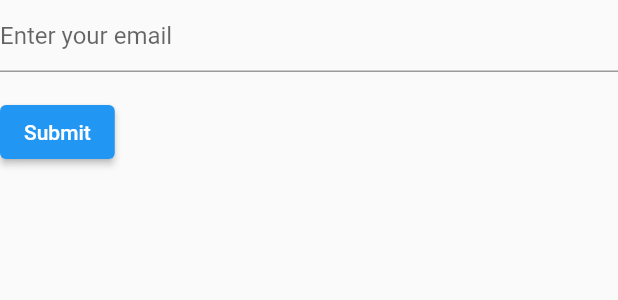
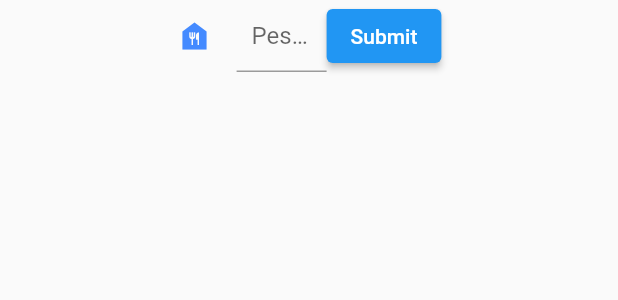
Before and after one commit to dianaaugusta/Recipeasy, a Flutter app: the BuildForm widget shown alone on an empty page, opened directly, on a phone screen of 412 x 824 dp. Shown: the top 300 px of the screen. Run offline on Flutter 3.47's test engine with Material 2 defaults, Android fonts, the phone set to English and light mode, and no system bars; our stand-ins replace dio, equatable, flutter_bloc; missing offline and left inert: dart:js_util; network calls fail.

Commit message:
FEAT mexendo um pouco no layout do input

```diff
--- a/lib/pages/food-main.dart
+++ b/lib/pages/food-main.dart
@@ -78,14 +78,26 @@ class _BuildFormState extends State<BuildForm> {
   final GlobalKey<FormState> _formKey = GlobalKey<FormState>();
   @override
   Widget build(BuildContext context) {
-    return  Form(
+    return Form(
       key: _formKey,
       child: Column(
         crossAxisAlignment: CrossAxisAlignment.start,
         children: <Widget>[
-          TextFormField(
+          Row(
+            mainAxisAlignment: MainAxisAlignment.center,
+            children: [
+              SizedBox(
+                width: 100,
+                child: TextFormField(
                   decoration: const InputDecoration(
-              hintText: 'Enter your email',
+                    icon: Icon(
+                      Icons.food_bank,
+                      color: Colors.blueAccent,
+                    ),
+                    alignLabelWithHint: true,
+                    contentPadding: EdgeInsets.all(10),
+                    errorMaxLines: 1,
+                    hintText: 'Pesquise receita por...',
                   ),
                   validator: (String? value) {
                     if (value == null || value.isEmpty) {
@@ -94,9 +106,8 @@ class _BuildFormState extends State<BuildForm> {
                     return null;
                   },
                 ),
-          Padding(
-            padding: const EdgeInsets.symmetric(vertical: 16.0),
-            child: ElevatedButton(
+              ),
+              ElevatedButton(
                 onPressed: () {
                   // Validate will return true if the form is valid, or false if
                   // the form is invalid.
@@ -106,6 +117,7 @@ class _BuildFormState extends State<BuildForm> {
                 },
                 child: const Text('Submit'),
               ),
+            ],
           ),
         ],
       ),
@@ -125,7 +137,6 @@ class _BuildCardState extends State<BuildCard> {
   bool isShow = true;
   @override
   Widget build(BuildContext context) {
-
     return Column(
       children: [
         BuildForm(),
@@ -214,12 +225,12 @@ class _BuildCardState extends State<BuildCard> {
     );
   }
 
-  void hideShowRecipe(){
-    setState( () {
+  void hideShowRecipe() {
+    setState(
+      () {
         isShow = !isShow;
         print(isShow);
       },
     );
   }
-
 }
```
Lines whose indentation alone changed are shown as unchanged.
